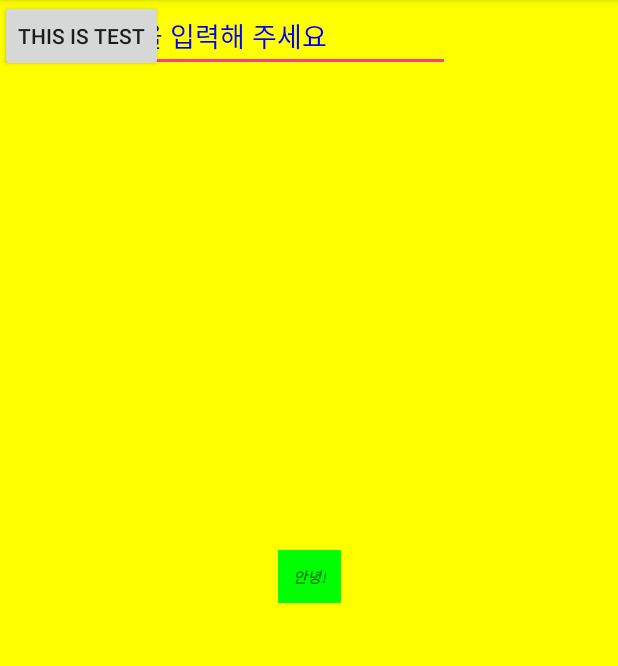
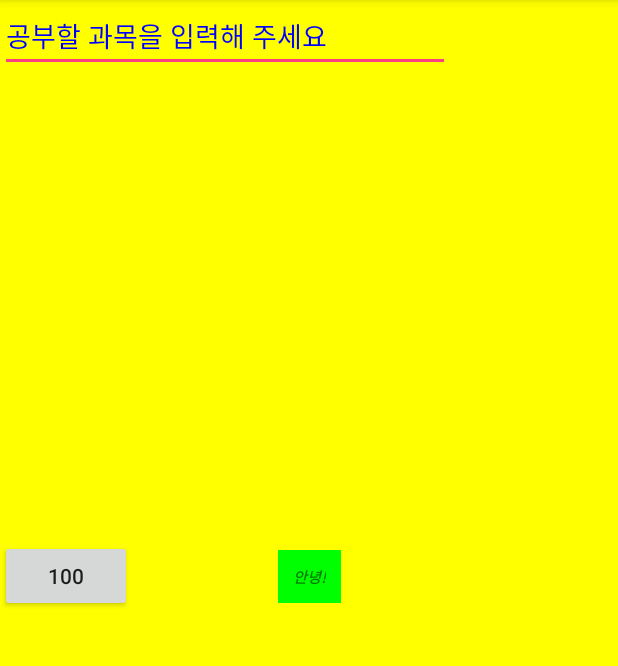
Before and after one commit to leesangbum/h-project, an Android app: the screen it shows after launch (MainActivity), on a phone screen of 412 x 824 dp, the part 84-750 px from its top. Run offline under Robolectric (Android 15) with nearby library versions, the phone set to English and light mode, and no system bars.

```diff
--- a/app/src/main/java/com/hosoart/hwatch/MainActivity.java
+++ b/app/src/main/java/com/hosoart/hwatch/MainActivity.java
@@ -3,38 +3,121 @@ package com.hosoart.hwatch;
 import android.content.Context;
 import android.content.Intent;
 import android.os.Bundle;
+import android.os.Handler;
 import android.os.Vibrator;
 import android.support.v7.app.AppCompatActivity;
+import android.util.Log;
 import android.view.View;
 import android.widget.Button;
 import android.widget.EditText;
-import android.widget.Toast;
 
 public class MainActivity extends AppCompatActivity {
 
 	static Vibrator vibrator;
+	static EditText edit;
+	private static final String TAG = "hosup_main_activity";
+	ExampleThread thread;
+	Handler mHandler = null;
+	Button btn;
+
 
 
 	@Override
 	protected void onCreate(Bundle savedInstanceState) {
 		super.onCreate(savedInstanceState);
 		setContentView(R.layout.activity_main);
-		Button btn =(Button)findViewById(R.id.button);
-		EditText edit = (EditText)findViewById(R.id.edit_text);
+		btn =(Button)findViewById(R.id.button);
+		edit = (EditText)findViewById(R.id.edit_text);
 
 		btn.setText("this is test");
 		Vibrator vibrator = (Vibrator)getSystemService(Context.VIBRATOR_SERVICE);
+
+		Log.v(TAG,"MAIN Thread start");
+		//thread = new ExampleThread(0);
+		//thread.start();
+	//		for(int i = 0; i <=3 ; i++) {
+	//			thread = new ExampleThread(i);
+	//			thread.start();
+	//		}
+	//
+	//
+	//		try{
+	//			thread.join();
+	//		}catch (InterruptedException e){
+	//
+	//		}
+	//		Log.v(TAG,"MAIN Thread stop");
+
+		mHandler = new Handler();
+		Thread t = new Thread(new Runnable() {
+			int second = 0;
+			@Override
+			public void run() {
+				//ui x
+
+				for (int i = 0; i < 100; i++){
+					second++;
+				}
+				mHandler.postDelayed(new Runnable() {
+					@Override
+					public void run() {
+						//ui o
+						btn.setText(Integer.toString(second));
+					}
+				},3000);
+			}
+		});
+		t.start();
+
 	}
 
 	public void onClick(View view) {
 		switch(view.getId()){
 			case R.id.button :
-				Toast.makeText(this, "this is test", Toast.LENGTH_SHORT).show();
 				vibrator = (Vibrator)getSystemService(Context.VIBRATOR_SERVICE);
 				vibrator.vibrate(100);
+				String text = edit.getText().toString();
 				Intent intent = new Intent(this, LoginActivity.class);
-				startActivity(intent);
+				intent.putExtra("value", text);
+				startActivityForResult(intent,0);
 				break;
 		}
 	}
+
+	@Override
+	protected void onActivityResult(int requestCode, int resultCode, Intent data) {
+		super.onActivityResult(requestCode, resultCode, data);
+		switch (requestCode){
+			case 0: //login
+				Log.v(TAG,String.valueOf(resultCode));
+				break;
+			default :
+				break;
+		}
+	}
+
+	private class ExampleThread extends Thread {
+		private static final String TAG_THREAD = "hosup_thread";
+		private int threadNum = 0;
+		public ExampleThread(int threadNum){
+			this.threadNum = threadNum;
+
+		}
+
+		@Override
+		public void run() {
+			super.run();
+			int second = 0;
+			//while(true){
+				second++;
+				try{
+					Log.v(TAG_THREAD, "start thread : ".concat(Integer.toString(threadNum)));
+					Thread.sleep(1000);
+				} catch (InterruptedException e){
+					e.printStackTrace();
+				}
+				Log.v(TAG_THREAD, "stop thread : ".concat(Integer.toString(threadNum)));
+			//}
+		}
+	}
 }
--- a/app/src/main/res/layout/activity_main.xml
+++ b/app/src/main/res/layout/activity_main.xml
@@ -33,6 +33,9 @@
 		android:layout_height="wrap_content"
 		android:id="@+id/button"
 		android:onClick="onClick"
+		app:layout_constraintBottom_toBottomOf="parent"
+		app:layout_constraintLeft_toLeftOf="parent"
+		app:layout_constraintTop_toTopOf="parent"
 
 
 		android:text="버튼"/>
```
Also changed, not shown: app/src/main/java/com/hosoart/hwatch/LoginActivity.java (+26 -11 lines).
